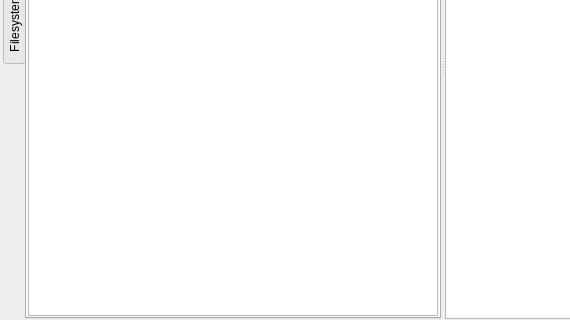
Old version of the form src/plugins/lmp/playertab.ui in the repository 0xd34df00d/leechcraft; both pictures show x 0 to 570 and y 244 to 564 of the 837 by 564 pixel window.
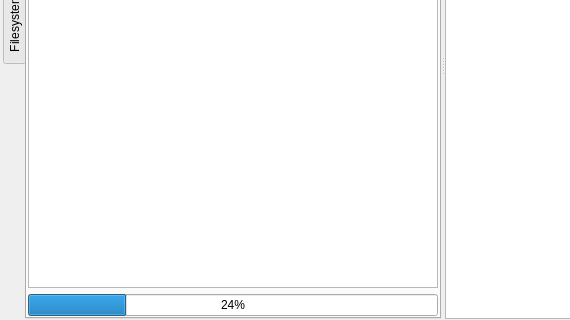
New version of the form.

Commit message: LMP: indexing progress bar.

The edit to the form file:
```diff
--- a/src/plugins/lmp/playertab.ui
+++ b/src/plugins/lmp/playertab.ui
@@ -94,6 +94,16 @@
           </attribute>
          </widget>
         </item>
+        <item>
+         <widget class="QProgressBar" name="ScanProgress_">
+          <property name="value">
+           <number>24</number>
+          </property>
+          <property name="format">
+           <string notr="true">%p%</string>
+          </property>
+         </widget>
+        </item>
        </layout>
       </widget>
       <widget class="QWidget" name="FSTab_">
```
The commit also changes 4 other files.
